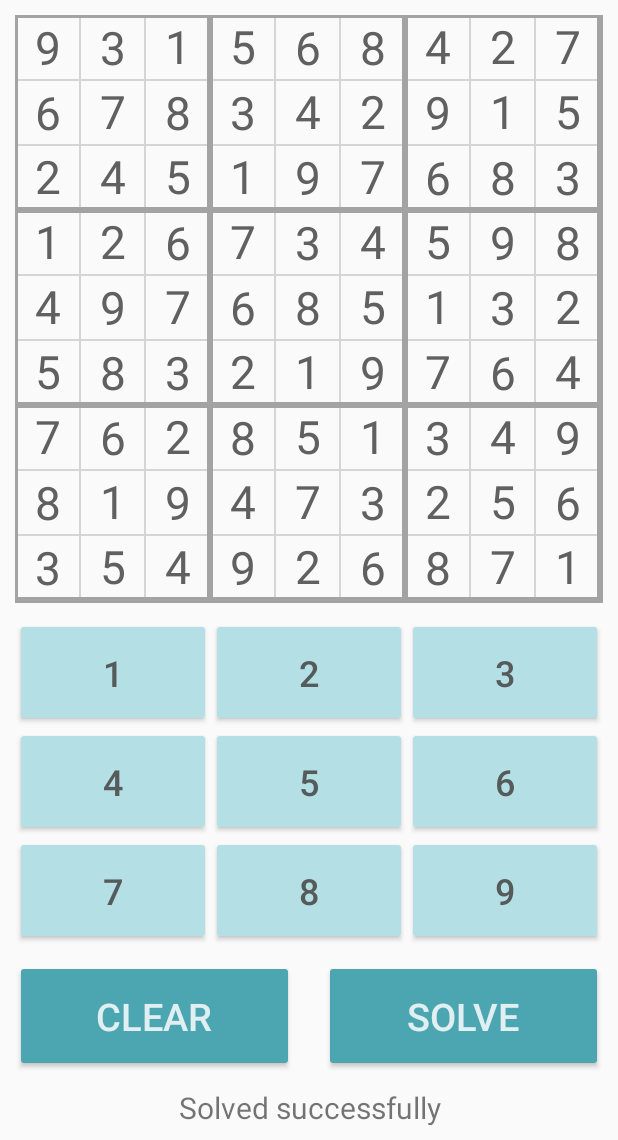
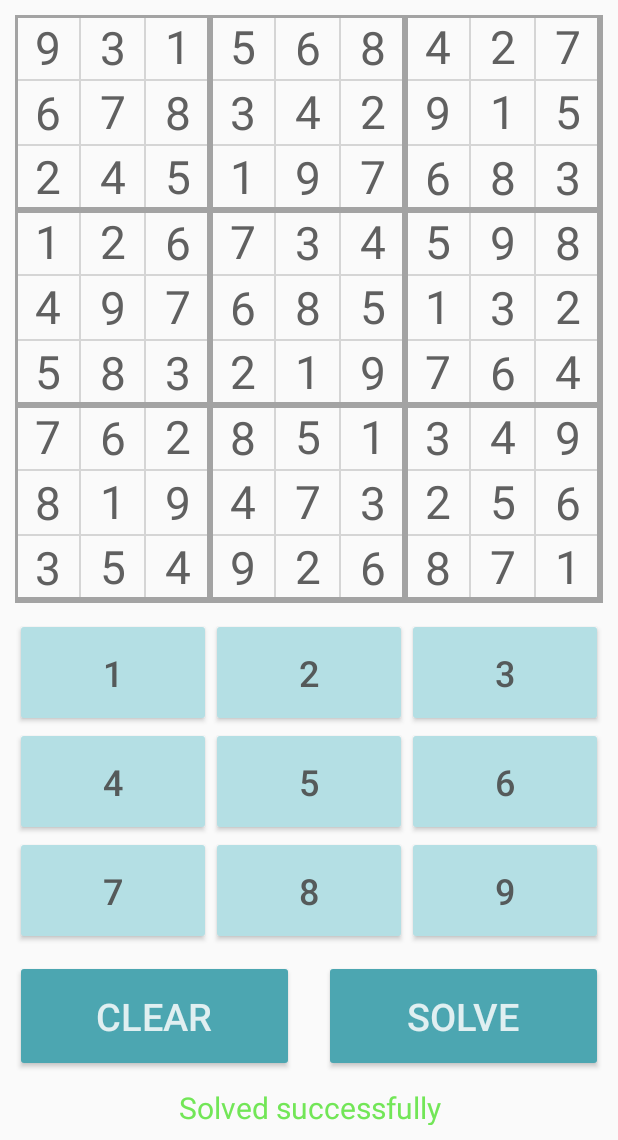
Before and after one commit to bhadrik/Sudoku-android, an Android app: the screen it shows after launch (MainActivity), after a tap on "SOLVE", on a phone screen of 412 x 824 dp, the part 96-1236 px from its top. Run offline under Robolectric (Android 15) with nearby library versions, the light colour scheme and no system bars.

Commit message:
Color status

```diff
--- a/app/src/main/java/com/bhadrik/sudoku/MainActivity.java
+++ b/app/src/main/java/com/bhadrik/sudoku/MainActivity.java
@@ -2,6 +2,7 @@ package com.bhadrik.sudoku;
 
 import androidx.appcompat.app.AppCompatActivity;
 
+import android.graphics.Color;
 import android.os.Bundle;
 import android.view.View;
 import android.widget.TextView;
@@ -60,9 +61,11 @@ public class MainActivity extends AppCompatActivity {
     }
     public void BTNSolvePress(View view){
         if(gameBoardSolver.solve()){
+            status.setTextColor(Color.parseColor("#72E657"));
             status.setText("Solved successfully");
         }
         else{
+            status.setTextColor(Color.parseColor("#DF3636"));
             status.setText("Unable to solve");
         }
         gameBoard.invalidate();
```
